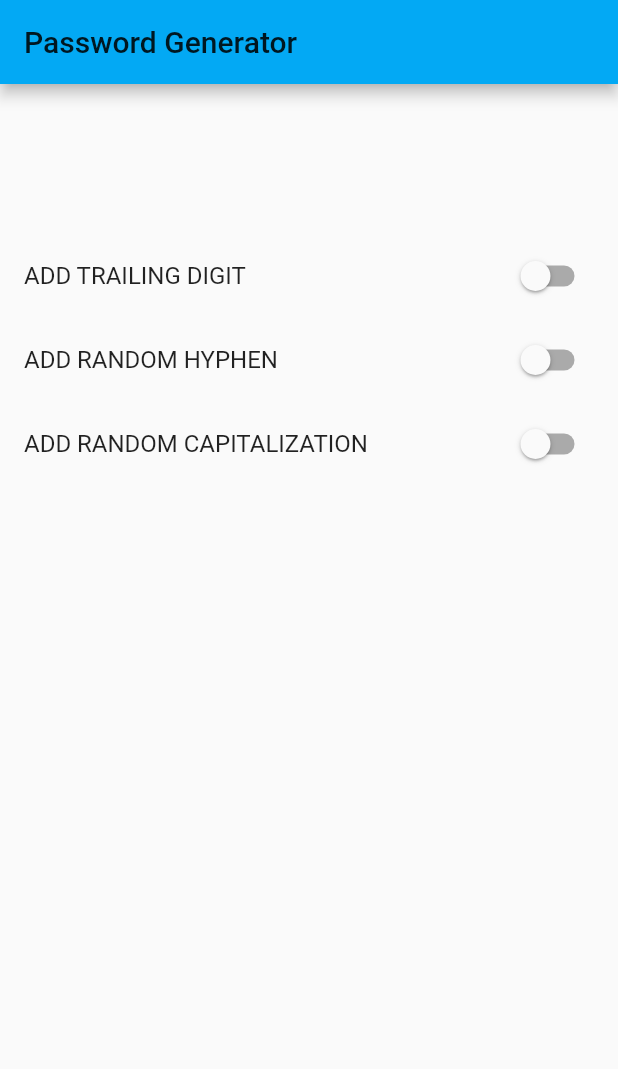
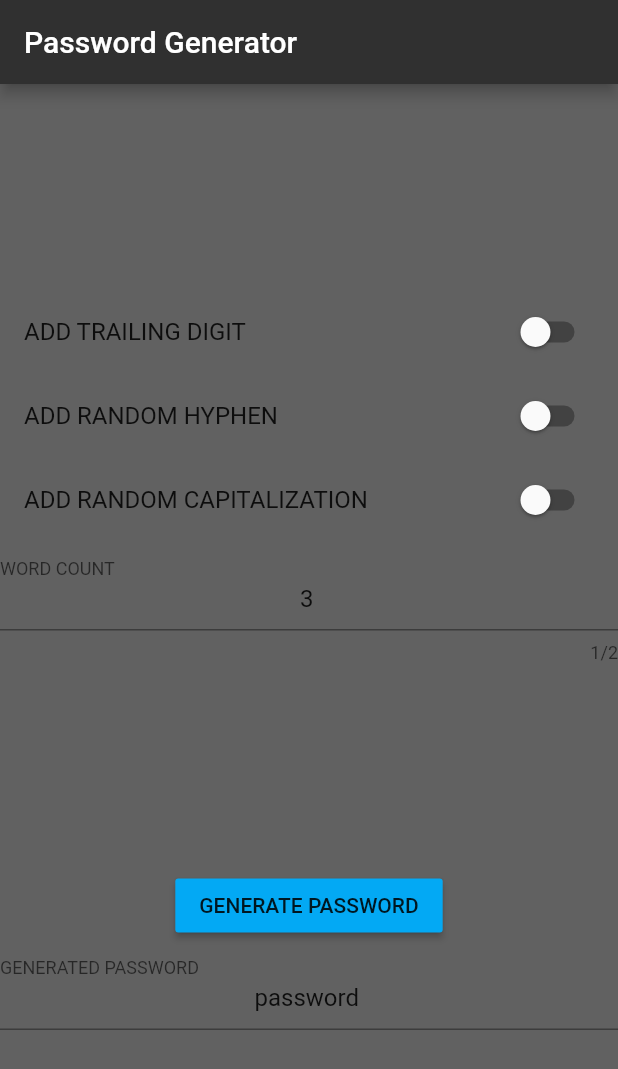
Before and after one commit to BuschEric97/password_generator, a Flutter app: the screen it shows after launch, on a phone screen of 412 x 824 dp. Shown: the top 1069 px of the screen. Run offline on Flutter 3.47's test engine with Material 2 defaults, Android fonts, the phone set to English and light mode, and no system bars.

Commit message:
Added rest of buttons and text boxes; still need to add password generator functionality

```diff
--- a/lib/actions.dart
+++ /dev/null
@@ -1,3 +0,0 @@
-/*
-TODO - write the widgets for the dial for the number of words in the password and the "generate password" button
- */
--- a/lib/main.dart
+++ b/lib/main.dart
@@ -1,12 +1,11 @@
 import 'package:flutter/material.dart';
-import 'generate_password.dart';
-import 'actions.dart';
-import 'password_box.dart';
 
-// These are the settings which are toggled in ButtonSection()
+// These are the settings which are toggled by the buttons in the app
 bool _digit = false;
 bool _hyphen = false;
 bool _capital = false;
+int _numWords = 3;
+TextEditingValue _password = new TextEditingValue(text: 'password');
 
 void main() => runApp(MyApp());
 
@@ -17,7 +16,10 @@ class MyApp extends StatelessWidget {
     return MaterialApp(
       title: 'Password Generator',
       theme: ThemeData(
-        primarySwatch: Colors.lightBlue,
+        primaryColor: Colors.grey[850],
+        canvasColor: Colors.grey[700],
+        buttonColor: Colors.lightBlue,
+        accentColor: Colors.lightBlueAccent,
       ),
       home: MyHomePage(),
     );
@@ -37,10 +39,9 @@ class _MyHomePageState extends State<MyHomePage> {
         title: Text('Password Generator'),
       ),
       body: Column(
-        mainAxisAlignment: MainAxisAlignment.spaceAround,
+        mainAxisAlignment: MainAxisAlignment.spaceEvenly,
         children: [
-          ButtonSection(),
-          ActionSection(),
+          OptionSection(),
           PasswordSection(),
         ],
       ),
@@ -50,53 +51,43 @@ class _MyHomePageState extends State<MyHomePage> {
 
 // This widget contains the buttons that
 // toggle options for the password generator
-class ButtonSection extends StatefulWidget {
+class OptionSection extends StatefulWidget {
   @override
-  _ButtonSectionState createState() => _ButtonSectionState();
+  _OptionSectionState createState() => _OptionSectionState();
 }
-class _ButtonSectionState extends State<ButtonSection> {
+class _OptionSectionState extends State<OptionSection> {
   @override
   Widget build(BuildContext context) {
     return Container(
       child: Column(
         mainAxisAlignment: MainAxisAlignment.spaceEvenly,
         children: [
-              SwitchListTile(
+          SwitchListTile( // toggle for _digit option
             title: const Text('ADD TRAILING DIGIT'),
             value: _digit,
             onChanged: (bool value) { setState(() { _digit = value; }); },
           ),
-              SwitchListTile(
+          SwitchListTile( // toggle for _hyphen option
               title: const Text('ADD RANDOM HYPHEN'),
               value: _hyphen,
               onChanged: (bool value) { setState(() { _hyphen = value; }); },
           ),
-              SwitchListTile(
+          SwitchListTile( // toggle for _capital option
               title: const Text('ADD RANDOM CAPITALIZATION'),
               value: _capital,
               onChanged: (bool value) { setState(() { _capital = value; }); },
           ),
-            ]
-        )
-    );
-  }
-}
-
-// This widget contains the dial for the number of words
-// in the password and the "generate password" button
-class ActionSection extends StatefulWidget {
-  @override
-  _ActionSectionState createState() => _ActionSectionState();
-}
-class _ActionSectionState extends State<ActionSection> {
-  @override
-  Widget build(BuildContext context) {
-    return Container(
-      child: Row(
-        mainAxisAlignment: MainAxisAlignment.spaceEvenly,
-        children: [
-          // TODO - create a widget for the number dial for the number of words in the password
-          // TODO - create a widget for the generate password button
+          TextFormField( // text field for _numWords variable
+            decoration: const InputDecoration(
+              hintText: 'NUMBER OF WORDS IN PASSWORD',
+              labelText: 'WORD COUNT',
+            ),
+            initialValue: '3',
+            textAlign: TextAlign.center,
+            maxLength: 2,
+            keyboardType: TextInputType.number,
+            onFieldSubmitted: (String value) { setState(() { _numWords = int.parse(value); }); },
+          ),
         ]
       )
     );
@@ -111,13 +102,41 @@ class _PasswordSectionState extends State<PasswordSection> {
   @override
   Widget build(BuildContext context) {
     return Container(
-      child: Row(
+      child: Column(
         mainAxisAlignment: MainAxisAlignment.spaceEvenly,
         children: [
-          // TODO - create a widget for the text box that contains the generated password
+          RaisedButton(
+            onPressed: GeneratePassword,
+            child: const Text('GENERATE PASSWORD'),
+          ),
+          TextField(
+            decoration: const InputDecoration(labelText: 'GENERATED PASSWORD'),
+            controller: TextEditingController.fromValue(_password),
+            enableInteractiveSelection: true,
+            textAlign: TextAlign.center,
+          ),
           // TODO - create a widget for the icon to copy the generated password to the clipboard
         ]
       )
     );
   }
+
+  void GeneratePassword () {
+    String _newPassword;
+
+    if (_numWords <= 0) {
+      Scaffold.of(context).showSnackBar(
+        SnackBar(
+          content: Text("Error: Word Count cannot be less than 1!"),
+          backgroundColor: Theme.of(context).errorColor,
+        )
+      );
+    } else {
+      _newPassword  = 'password' + _digit.toString() + _hyphen.toString() + _capital.toString() + _numWords.toString();
+
+      setState(() {
+        _password = _password.copyWith(text: _newPassword.toString()); // update password text box with new password
+      });
     }
+  }
+}
--- a/lib/password_box.dart
+++ /dev/null
@@ -1,3 +0,0 @@
-/*
-TODO - write the widgets for the password text box and the "copy to clipboard" button
- */
```
Lines whose indentation alone changed are shown as unchanged.
